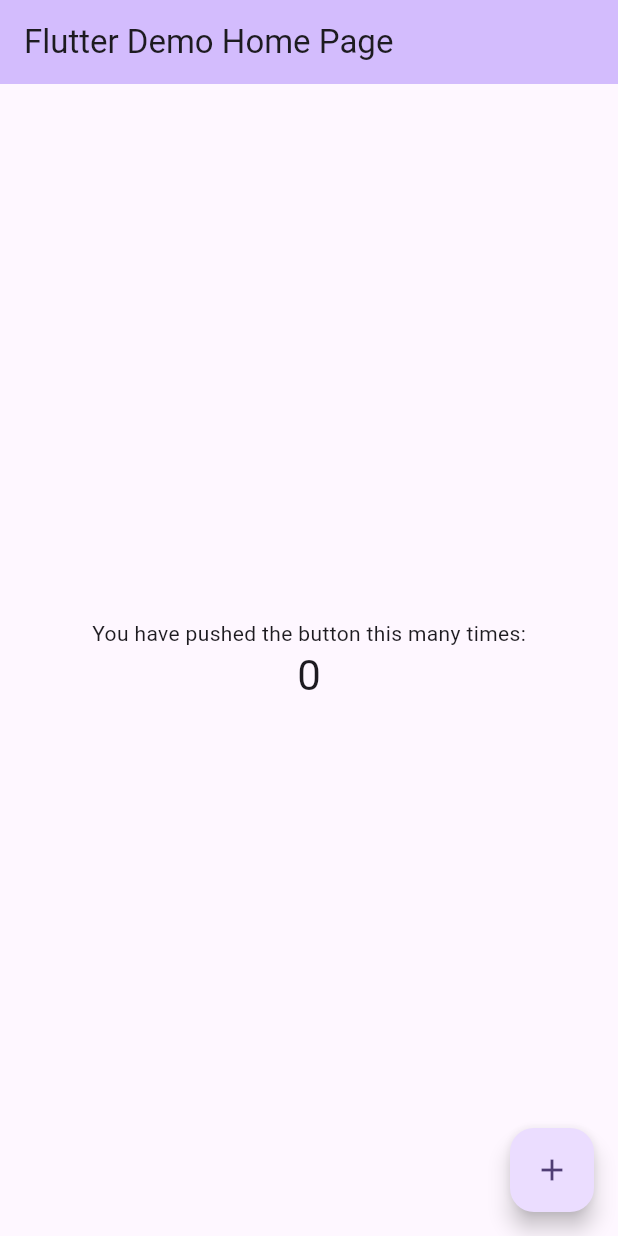
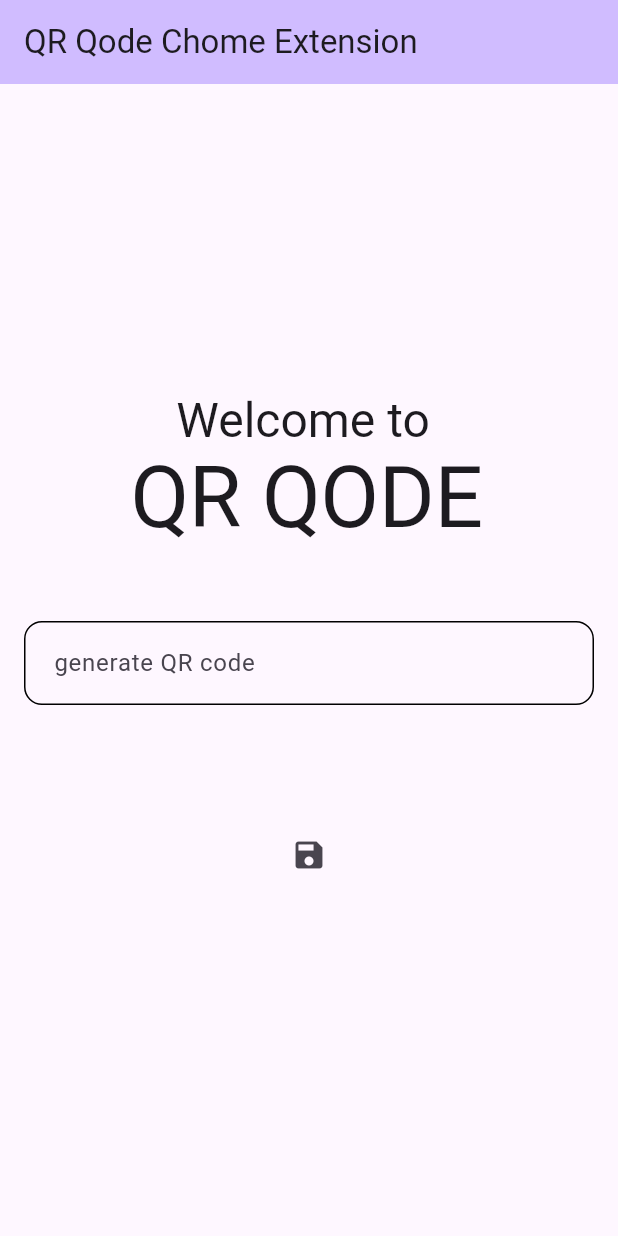
Before and after one commit to IHKodifier/qrq_chrome_extension, a Flutter app: the screen it shows after launch, on a phone screen of 412 x 824 dp. Run offline on Flutter 3.47's test engine with Material 2 defaults, Android fonts, the light colour scheme and no system bars; our stand-ins replace qr_flutter.

Commit message:
basic  crude ui added

```diff
--- a/lib/main.dart
+++ b/lib/main.dart
@@ -1,4 +1,5 @@
 import 'package:flutter/material.dart';
+import 'package:qr_flutter/qr_flutter.dart';
 
 void main() {
   runApp(const MyApp());
@@ -11,7 +12,7 @@
   @override
   Widget build(BuildContext context) {
     return MaterialApp(
-      title: 'Flutter Demo',
+      title: 'QR Qode',
       theme: ThemeData(
         // This is the theme of your application.
         //
@@ -28,10 +29,10 @@
         //
         // This works for code too, not just values: Most code changes can be
         // tested with just a hot reload.
-        colorScheme: ColorScheme.fromSeed(seedColor: Colors.deepPurple),
+        // colorScheme: ColorScheme.fromSeed(seedColor: Colors.deepPurple),
         useMaterial3: true,
       ),
-      home: const MyHomePage(title: 'Flutter Demo Home Page'),
+      home: const MyHomePage(title: 'QR Qode Chome Extension'),
     );
   }
 }
@@ -55,18 +56,73 @@
 }
 
 class _MyHomePageState extends State<MyHomePage> {
-  int _counter = 0;
+  final codesList = <Map<String, QrImageView>>[];
+  String qrText = '';
+  late final TextEditingController qrTextController;
 
-  void _incrementCounter() {
-    setState(() {
-      // This call to setState tells the Flutter framework that something has
-      // changed in this State, which causes it to rerun the build method below
-      // so that the display can reflect the updated values. If we changed
-      // _counter without calling setState(), then the build method would not be
-      // called again, and so nothing would appear to happen.
-      _counter++;
-    });
+  @override
+  void initState() {
+    qrTextController = TextEditingController(text: qrText);
+    super.initState();
   }
+
+  Center qrImageViewer(BuildContext context) {
+    return Center(
+      child: QrImageView(
+          data: qrText,
+          eyeStyle: QrEyeStyle(
+              color: Theme.of(context).primaryColor,
+              eyeShape: QrEyeShape.circle),
+          dataModuleStyle: QrDataModuleStyle(
+            color: Theme.of(context).primaryColor,
+            dataModuleShape: QrDataModuleShape.square,
+          ),
+          size: 200),
+    );
+  }
+
+  Padding textBox() {
+    return Padding(
+      padding: const EdgeInsets.symmetric(horizontal: 16.0),
+      child: TextField(
+        controller: qrTextController,
+        maxLines: null,
+        decoration: InputDecoration(
+            hintText: 'enter a URL or text',
+            floatingLabelBehavior: FloatingLabelBehavior.never,
+            label: const Padding(
+              padding: EdgeInsets.all(4.0),
+              child: Text('generate QR code'),
+            ),
+            enabledBorder: OutlineInputBorder(
+              borderRadius: BorderRadius.circular(12),
+            )),
+        onChanged: (value) => setState(() {
+          qrText = value;
+        }),
+      ),
+    );
+  }
+
+  Center qrQodeTitle(BuildContext context) {
+    return Center(
+      child: SelectableText(
+        'QR QODE',
+        style: Theme.of(context).textTheme.displayLarge,
+      ),
+    );
+  }
+
+  Center welcomeToText(BuildContext context) {
+    return Center(
+      child: Text(
+        'Welcome to ',
+        style: Theme.of(context).textTheme.headlineLarge,
+      ),
+    );
+  }
+
+  void onAddQRCode() {}
 
   @override
   Widget build(BuildContext context) {
@@ -87,39 +143,38 @@
         title: Text(widget.title),
       ),
       body: Center(
-        // Center is a layout widget. It takes a single child and positions it
-        // in the middle of the parent.
-        child: Column(
-          // Column is also a layout widget. It takes a list of children and
-          // arranges them vertically. By default, it sizes itself to fit its
-          // children horizontally, and tries to be as tall as its parent.
-          //
-          // Column has various properties to control how it sizes itself and
-          // how it positions its children. Here we use mainAxisAlignment to
-          // center the children vertically; the main axis here is the vertical
-          // axis because Columns are vertical (the cross axis would be
-          // horizontal).
-          //
-          // TRY THIS: Invoke "debug painting" (choose the "Toggle Debug Paint"
-          // action in the IDE, or press "p" in the console), to see the
-          // wireframe for each widget.
-          mainAxisAlignment: MainAxisAlignment.center,
+        child: ListView(
+          // mainAxisAlignment: MainAxisAlignment.center,
+          // mainAxisSize: MainAxisSize.min,
+          shrinkWrap: true,
           children: <Widget>[
-            const Text(
-              'You have pushed the button this many times:',
-            ),
-            Text(
-              '$_counter',
-              style: Theme.of(context).textTheme.headlineMedium,
+            welcomeToText(context),
+            qrQodeTitle(context),
+            const SizedBox(height: 50),
+            textBox(),
+            const SizedBox(height: 50),
+            qrText.isEmpty ? Container() : qrImageViewer(context),
+            LayoutBuilder(
+              builder: (context, constraints) =>
+               Container(
+                width: constraints.maxWidth/21,
+                height: 100,
+                child: IconButton(
+                  onPressed: onAddQRCode,
+                  icon: Icon(
+                    Icons.save,
+                  ),
+                ),
+              ),
             ),
           ],
         ),
       ),
-      floatingActionButton: FloatingActionButton(
-        onPressed: _incrementCounter,
-        tooltip: 'Increment',
-        child: const Icon(Icons.add),
-      ), // This trailing comma makes auto-formatting nicer for build methods.
+      // floatingActionButton:  const FloatingActionButton.extended(
+      //   onPressed: null,
+      //   label: Text('Save'),
+      //   icon: Icon(Icons.save_as_outlined,),
+      // ), // This trailing comma makes auto-formatting nicer for build methods.
     );
   }
 }
--- a/pubspec.yaml
+++ b/pubspec.yaml
@@ -35,6 +35,7 @@ dependencies:
   # The following adds the Cupertino Icons font to your application.
   # Use with the CupertinoIcons class for iOS style icons.
   cupertino_icons: ^1.0.2
+  qr_flutter: ^4.1.0
 
 dev_dependencies:
   flutter_test:
```
